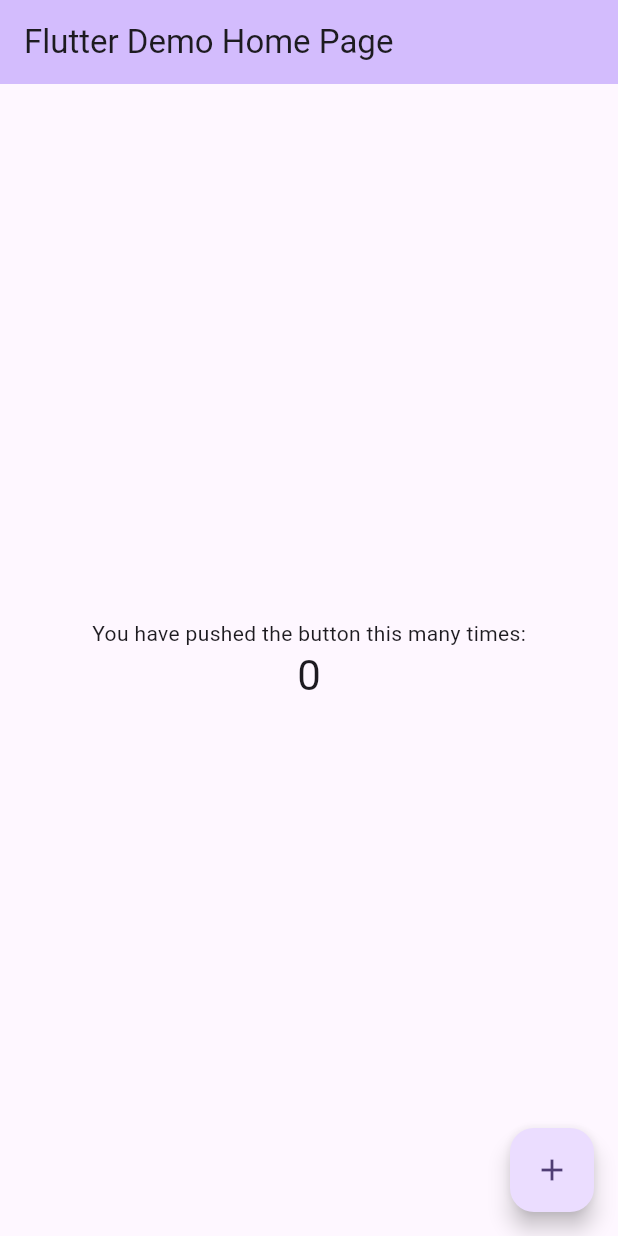
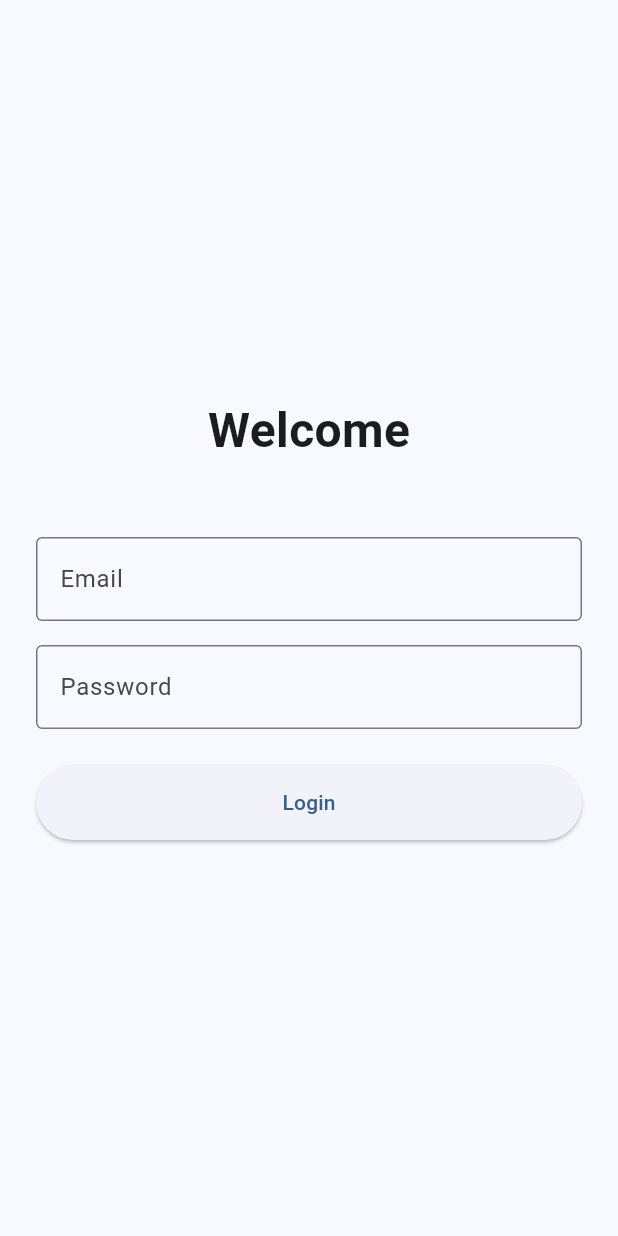
Before and after one commit to DanielG0798/Figma-to-Flutter-LEDapp, a Flutter app: the screen it shows after launch, on a phone screen of 412 x 824 dp. Run offline on Flutter 3.47's test engine with Material 3 defaults, Android fonts, the phone set to English and light mode, and no system bars.

Commit message:
Created starting screens for logging in and managing rooms. There's limited functionality. No authentication or database yet.

```diff
--- a/lib/main.dart
+++ b/lib/main.dart
@@ -1,4 +1,7 @@
 import 'package:flutter/material.dart';
+import 'screens/login_screen.dart';
+import 'screens/rooms_screen.dart';
+import 'screens/room_screen.dart';
 
 void main() {
   runApp(const MyApp());
@@ -7,119 +10,20 @@ void main() {
 class MyApp extends StatelessWidget {
   const MyApp({super.key});
 
-  // This widget is the root of your application.
   @override
   Widget build(BuildContext context) {
     return MaterialApp(
-      title: 'Flutter Demo',
+      title: 'Room Manager',
       theme: ThemeData(
-        // This is the theme of your application.
-        //
-        // TRY THIS: Try running your application with "flutter run". You'll see
-        // the application has a purple toolbar. Then, without quitting the app,
-        // try changing the seedColor in the colorScheme below to Colors.green
-        // and then invoke "hot reload" (save your changes or press the "hot
-        // reload" button in a Flutter-supported IDE, or press "r" if you used
-        // the command line to start the app).
-        //
-        // Notice that the counter didn't reset back to zero; the application
-        // state is not lost during the reload. To reset the state, use hot
-        // restart instead.
-        //
-        // This works for code too, not just values: Most code changes can be
-        // tested with just a hot reload.
-        colorScheme: ColorScheme.fromSeed(seedColor: Colors.deepPurple),
+        colorScheme: ColorScheme.fromSeed(seedColor: Colors.blue),
         useMaterial3: true,
       ),
-      home: const MyHomePage(title: 'Flutter Demo Home Page'),
+      initialRoute: '/',
+      routes: {
+        '/': (context) => const LoginScreen(),
+        '/rooms': (context) => const RoomsScreen(),
+        '/room': (context) => const RoomScreen(),
+      },
     );
   }
 }
-
-class MyHomePage extends StatefulWidget {
-  const MyHomePage({super.key, required this.title});
-
-  // This widget is the home page of your application. It is stateful, meaning
-  // that it has a State object (defined below) that contains fields that affect
-  // how it looks.
-
-  // This class is the configuration for the state. It holds the values (in this
-  // case the title) provided by the parent (in this case the App widget) and
-  // used by the build method of the State. Fields in a Widget subclass are
-  // always marked "final".
-
-  final String title;
-
-  @override
-  State<MyHomePage> createState() => _MyHomePageState();
-}
-
-class _MyHomePageState extends State<MyHomePage> {
-  int _counter = 0;
-
-  void _incrementCounter() {
-    setState(() {
-      // This call to setState tells the Flutter framework that something has
-      // changed in this State, which causes it to rerun the build method below
-      // so that the display can reflect the updated values. If we changed
-      // _counter without calling setState(), then the build method would not be
-      // called again, and so nothing would appear to happen.
-      _counter++;
-    });
-  }
-
-  @override
-  Widget build(BuildContext context) {
-    // This method is rerun every time setState is called, for instance as done
-    // by the _incrementCounter method above.
-    //
-    // The Flutter framework has been optimized to make rerunning build methods
-    // fast, so that you can just rebuild anything that needs updating rather
-    // than having to individually change instances of widgets.
-    return Scaffold(
-      appBar: AppBar(
-        // TRY THIS: Try changing the color here to a specific color (to
-        // Colors.amber, perhaps?) and trigger a hot reload to see the AppBar
-        // change color while the other colors stay the same.
-        backgroundColor: Theme.of(context).colorScheme.inversePrimary,
-        // Here we take the value from the MyHomePage object that was created by
-        // the App.build method, and use it to set our appbar title.
-        title: Text(widget.title),
-      ),
-      body: Center(
-        // Center is a layout widget. It takes a single child and positions it
-        // in the middle of the parent.
-        child: Column(
-          // Column is also a layout widget. It takes a list of children and
-          // arranges them vertically. By default, it sizes itself to fit its
-          // children horizontally, and tries to be as tall as its parent.
-          //
-          // Column has various properties to control how it sizes itself and
-          // how it positions its children. Here we use mainAxisAlignment to
-          // center the children vertically; the main axis here is the vertical
-          // axis because Columns are vertical (the cross axis would be
-          // horizontal).
-          //
-          // TRY THIS: Invoke "debug painting" (choose the "Toggle Debug Paint"
-          // action in the IDE, or press "p" in the console), to see the
-          // wireframe for each widget.
-          mainAxisAlignment: MainAxisAlignment.center,
-          children: <Widget>[
-            const Text(
-              'You have pushed the button this many times:',
-            ),
-            Text(
-              '$_counter',
-              style: Theme.of(context).textTheme.headlineMedium,
-            ),
-          ],
-        ),
-      ),
-      floatingActionButton: FloatingActionButton(
-        onPressed: _incrementCounter,
-        tooltip: 'Increment',
-        child: const Icon(Icons.add),
-      ), // This trailing comma makes auto-formatting nicer for build methods.
-    );
-  }
-}
--- /dev/null
+++ b/lib/screens/login_screen.dart
@@ -0,0 +1,91 @@
+import 'package:flutter/material.dart';
+
+class LoginScreen extends StatefulWidget {
+  const LoginScreen({super.key});
+
+  @override
+  State<LoginScreen> createState() => _LoginScreenState();
+}
+
+class _LoginScreenState extends State<LoginScreen> {
+  final _formKey = GlobalKey<FormState>();
+  final _emailController = TextEditingController();
+  final _passwordController = TextEditingController();
+
+  @override
+  void dispose() {
+    _emailController.dispose();
+    _passwordController.dispose();
+    super.dispose();
+  }
+
+  void _handleLogin() {
+    if (_formKey.currentState!.validate()) {
+      // For now, just navigate to rooms screen
+      Navigator.pushReplacementNamed(context, '/rooms');
+    }
+  }
+
+  @override
+  Widget build(BuildContext context) {
+    return Scaffold(
+      body: Center(
+        child: Padding(
+          padding: const EdgeInsets.all(24.0),
+          child: Form(
+            key: _formKey,
+            child: Column(
+              mainAxisAlignment: MainAxisAlignment.center,
+              children: [
+                const Text(
+                  'Welcome',
+                  style: TextStyle(
+                    fontSize: 32,
+                    fontWeight: FontWeight.bold,
+                  ),
+                ),
+                const SizedBox(height: 48),
+                TextFormField(
+                  controller: _emailController,
+                  decoration: const InputDecoration(
+                    labelText: 'Email',
+                    border: OutlineInputBorder(),
+                  ),
+                  validator: (value) {
+                    if (value == null || value.isEmpty) {
+                      return 'Please enter your email';
+                    }
+                    return null;
+                  },
+                ),
+                const SizedBox(height: 16),
+                TextFormField(
+                  controller: _passwordController,
+                  decoration: const InputDecoration(
+                    labelText: 'Password',
+                    border: OutlineInputBorder(),
+                  ),
+                  obscureText: true,
+                  validator: (value) {
+                    if (value == null || value.isEmpty) {
+                      return 'Please enter your password';
+                    }
+                    return null;
+                  },
+                ),
+                const SizedBox(height: 24),
+                ElevatedButton(
+                  onPressed: _handleLogin,
+                  style: ElevatedButton.styleFrom(
+                    minimumSize: const Size.fromHeight(50),
+                  ),
+                  child: const Text('Login'),
+                ),
+              ],
+            ),
+          ),
+        ),
+      ),
+    );
+  }
+}
```
Also changed, not shown: lib/screens/room_screen.dart (added, +30 -0 lines), lib/screens/rooms_screen.dart (added, +163 -0 lines).
